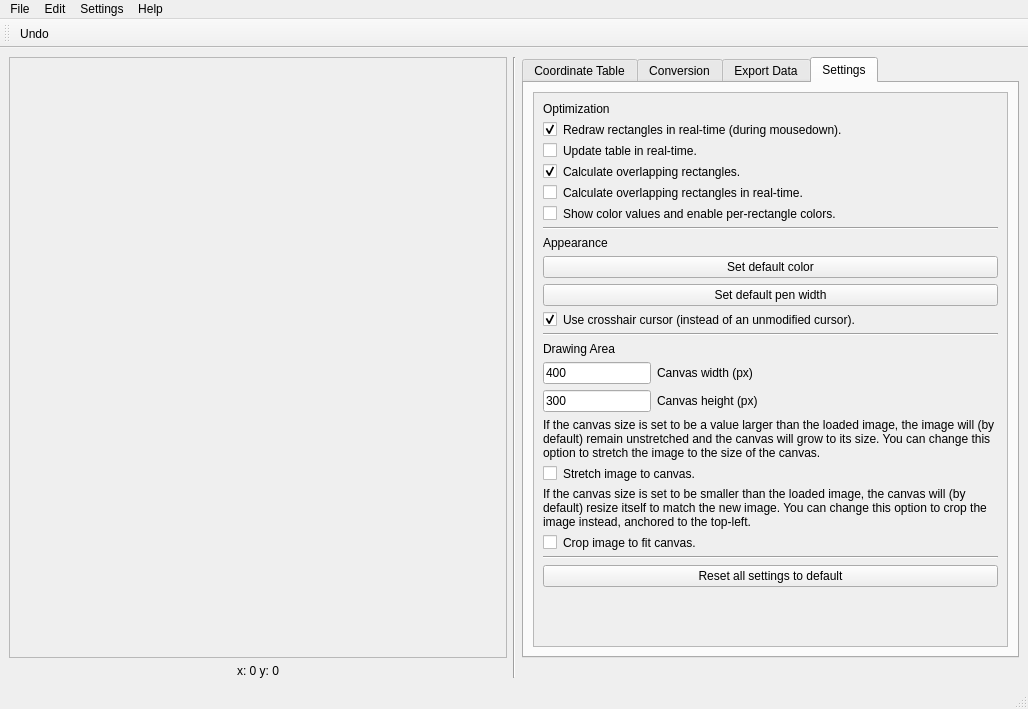
Before: the Qt Designer form src/main/resources/base/rectmap.ui in lgactna/RectangleMappingTool, drawn with Qt 5.
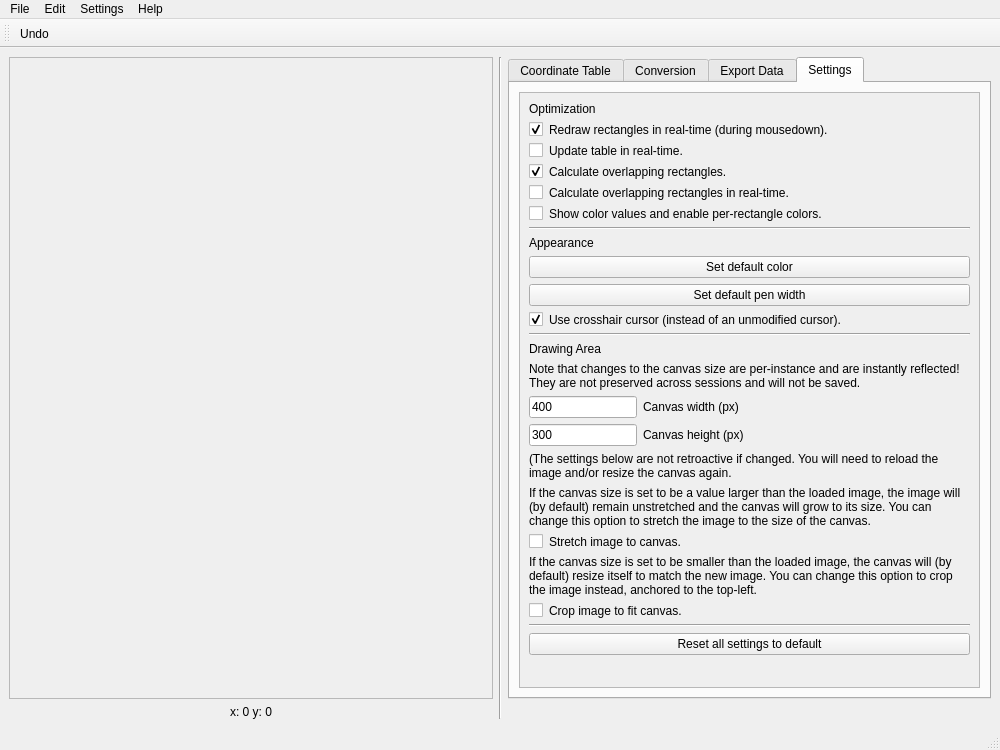
After: the same form once the commit is applied. The open tabs and pages were chosen to show the change.

Diff of the .ui file:
```diff
--- a/src/main/resources/base/rectmap.ui
+++ b/src/main/resources/base/rectmap.ui
@@ -9,8 +9,8 @@
    <rect>
     <x>0</x>
     <y>0</y>
-    <width>1028</width>
-    <height>709</height>
+    <width>1000</width>
+    <height>750</height>
    </rect>
   </property>
   <property name="windowTitle">
@@ -38,8 +38,8 @@
         <rect>
          <x>0</x>
          <y>0</y>
-         <width>493</width>
-         <height>585</height>
+         <width>479</width>
+         <height>626</height>
         </rect>
        </property>
       </widget>
@@ -509,9 +509,9 @@
            <property name="geometry">
             <rect>
              <x>0</x>
-             <y>-45</y>
-             <width>443</width>
-             <height>589</height>
+             <y>-38</y>
+             <width>429</width>
+             <height>683</height>
             </rect>
            </property>
            <layout class="QFormLayout" name="formLayout_2">
@@ -667,6 +667,16 @@
              </widget>
             </item>
             <item row="13" column="0" colspan="2">
+             <widget class="QLabel" name="label_23">
+              <property name="text">
+               <string>Note that changes to the canvas size are per-instance and are instantly reflected! They are not preserved across sessions and will not be saved.</string>
+              </property>
+              <property name="wordWrap">
+               <bool>true</bool>
+              </property>
+             </widget>
+            </item>
+            <item row="14" column="0" colspan="2">
              <layout class="QFormLayout" name="formLayout_3">
               <item row="0" column="0">
                <widget class="QLineEdit" name="canvas_width_edit">
@@ -698,7 +708,7 @@
               </item>
              </layout>
             </item>
-            <item row="14" column="0" colspan="2">
+            <item row="16" column="0" colspan="2">
              <widget class="QLabel" name="label_14">
               <property name="text">
                <string>If the canvas size is set to be a value larger than the loaded image, the image will (by default) remain unstretched and the canvas will grow to its size. You can change this option to stretch the image to the size of the canvas.</string>
@@ -708,21 +718,21 @@
               </property>
              </widget>
             </item>
-            <item row="15" column="0">
+            <item row="17" column="0">
              <widget class="QCheckBox" name="stretch_image_checkbox">
               <property name="text">
                <string/>
               </property>
              </widget>
             </item>
-            <item row="15" column="1">
+            <item row="17" column="1">
              <widget class="QLabel" name="label_17">
               <property name="text">
                <string>Stretch image to canvas.</string>
               </property>
              </widget>
             </item>
-            <item row="16" column="0" colspan="2">
+            <item row="18" column="0" colspan="2">
              <widget class="QLabel" name="label_18">
               <property name="text">
                <string>If the canvas size is set to be smaller than the loaded image, the canvas will (by default) resize itself to match the new image. You can change this option to crop the image instead, anchored to the top-left.</string>
@@ -732,34 +742,44 @@
               </property>
              </widget>
             </item>
-            <item row="17" column="0">
+            <item row="19" column="0">
              <widget class="QCheckBox" name="crop_image_checkbox">
               <property name="text">
                <string/>
               </property>
              </widget>
             </item>
-            <item row="17" column="1">
+            <item row="19" column="1">
              <widget class="QLabel" name="label_20">
               <property name="text">
                <string>Crop image to fit canvas.</string>
               </property>
              </widget>
             </item>
-            <item row="18" column="0" colspan="2">
+            <item row="20" column="0" colspan="2">
              <widget class="Line" name="line_6">
               <property name="orientation">
                <enum>Qt::Horizontal</enum>
               </property>
              </widget>
             </item>
-            <item row="19" column="0" colspan="2">
+            <item row="21" column="0" colspan="2">
              <widget class="QPushButton" name="reset_settings_button">
               <property name="text">
                <string>Reset all settings to default</string>
               </property>
              </widget>
             </item>
+            <item row="15" column="0" colspan="2">
+             <widget class="QLabel" name="label_24">
+              <property name="text">
+               <string>(The settings below are not retroactive if changed. You will need to reload the image and/or resize the canvas again.</string>
+              </property>
+              <property name="wordWrap">
+               <bool>true</bool>
+              </property>
+             </widget>
+            </item>
            </layout>
           </widget>
          </widget>
@@ -779,7 +799,7 @@
     <rect>
      <x>0</x>
      <y>0</y>
-     <width>1028</width>
+     <width>1000</width>
      <height>26</height>
     </rect>
    </property>
```
Left out of the diff: 2 changed lines with no effect on the pictures.
